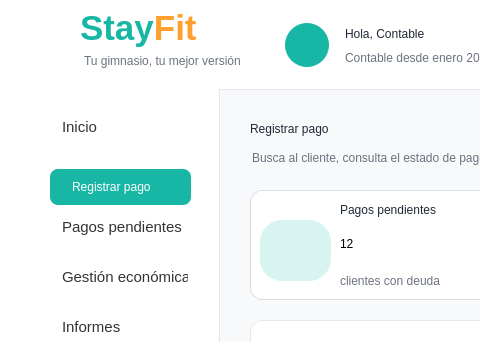
Qt form Proyecto/src/vista/Ui/interfaz_contable_registrar pago.ui (smonts01/Ingenieria-del-software) before a commit; both pictures show x 0 to 480 and y 0 to 342 of the 1200 by 700 pixel window.
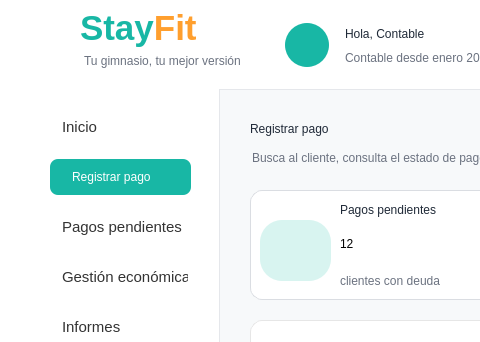
The same form after that commit. Icons and pictures are not drawn.

```diff
--- a/Proyecto/src/vista/Ui/interfaz_contable_registrar pago.ui
+++ b/Proyecto/src/vista/Ui/interfaz_contable_registrar pago.ui
@@ -178,7 +178,7 @@
      <property name="geometry">
       <rect>
        <x>50</x>
-       <y>80</y>
+       <y>70</y>
        <width>141</width>
        <height>36</height>
       </rect>
@@ -447,7 +447,7 @@
      <property name="geometry">
       <rect>
        <x>20</x>
-       <y>90</y>
+       <y>80</y>
        <width>20</width>
        <height>20</height>
       </rect>
```
